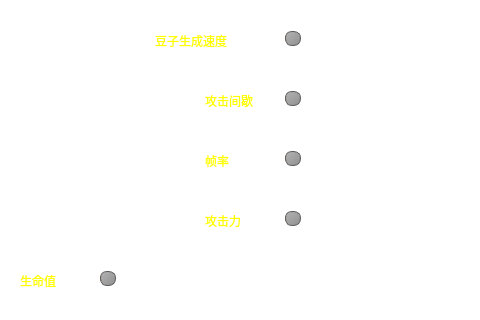
This is DDLSurvivor/PacmanFight/settingpage.ui in moon-boat/QT-pacman-fight as Qt 5 draws it before an edit; both pictures show x 315 to 795 and y 210 to 530 of the 1024 by 768 pixel window. The edited form follows.
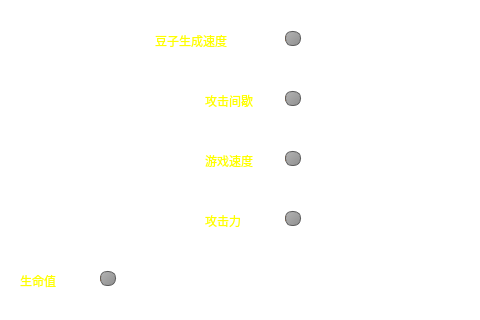
This is the edited form. Icons and pictures are not drawn.

Patch:
```diff
--- a/DDLSurvivor/PacmanFight/settingpage.ui
+++ b/DDLSurvivor/PacmanFight/settingpage.ui
@@ -1225,7 +1225,7 @@
 }</string>
    </property>
    <property name="text">
-    <string>帧率</string>
+    <string>游戏速度</string>
    </property>
   </widget>
   <widget class="QSlider" name="UpdateSlider">
```
Left out of the diff: 12 changed lines with no effect on the pictures.
